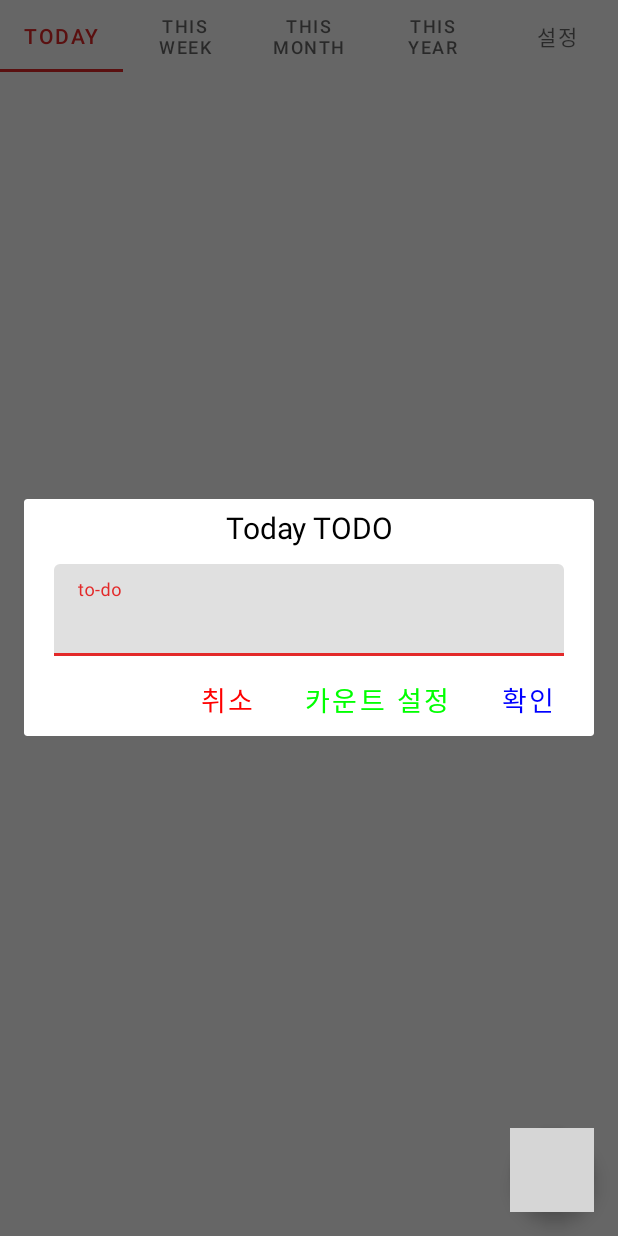
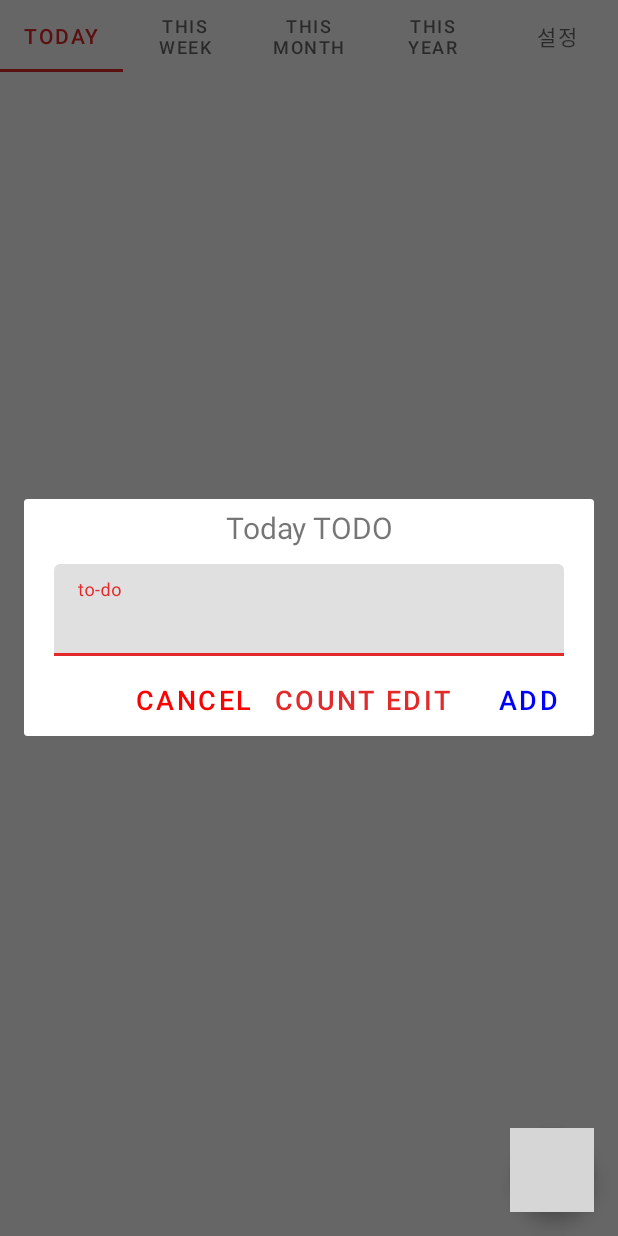
Before and after one commit to sojaehong/MyToDo, an Android app: the screen it shows after launch (MainActivity), after a tap on an icon or button, on a phone screen of 412 x 824 dp. Run offline under Robolectric (Android 15) with nearby library versions, the phone set to English and light mode, and no system bars; grey boxes are pictures that could not be loaded.

Commit message:
201109
- 카운터 설정 레이아웃 작업중
- 할일 추가 레이아웃 할일 작성 텍스트뷰 자동 포커스 완료
- 현지화 작업 현재까지 완료

TODO

- 할일 추가, 수정, 삭제 기능
- 할일 리스트 아이템 구성
- 할일 리스트 구성
- 통계
- 작업 진행률

```diff
--- a/app/src/main/java/com/ssostudio/mytodo/dialog/ToDoAddDialog.java
+++ b/app/src/main/java/com/ssostudio/mytodo/dialog/ToDoAddDialog.java
@@ -5,9 +5,11 @@ import android.content.Context;
 import android.view.View;
 import android.view.Window;
 import android.view.WindowManager;
+import android.view.inputmethod.InputMethodManager;
 import android.widget.TextView;
 
 import com.google.android.material.button.MaterialButton;
+import com.google.android.material.textfield.TextInputEditText;
 import com.ssostudio.mytodo.R;
 import com.ssostudio.mytodo.model.ToDoModel;
 
@@ -19,6 +21,7 @@ public class ToDoAddDialog implements View.OnClickListener {
     private int _type;
     private TextView titleTextVIew;
     private MaterialButton cancelBtn, countEditBtn, okBtn;
+    private TextInputEditText todoText;
 
     public ToDoAddDialog(Context context){
         _context = context;
@@ -43,6 +46,17 @@ public class ToDoAddDialog implements View.OnClickListener {
 
         okBtn = _dialog.findViewById(R.id.ok_button);
         okBtn.setOnClickListener(this);
+
+        todoText = _dialog.findViewById(R.id.to_do_text);
+        todoText.post(new Runnable() {
+            @Override
+            public void run() {
+                todoText.setFocusableInTouchMode(true);
+                todoText.requestFocus();
+                InputMethodManager imm = (InputMethodManager)_context.getSystemService(Context.INPUT_METHOD_SERVICE);
+                imm.showSoftInput(todoText, 0);
+            }
+        });
 
         countEditBtn = _dialog.findViewById(R.id.count_edit_button);
         countEditBtn.setOnClickListener(this);
--- a/app/src/main/res/layout/dialog_to_do_add.xml
+++ b/app/src/main/res/layout/dialog_to_do_add.xml
@@ -19,8 +19,6 @@
                 android:layout_height="wrap_content"
                 android:layout_margin="5dp"
                 android:gravity="center"
-                android:text="먼디"
-                android:textColor="@color/black"
                 android:textSize="20dp" />
 
         </LinearLayout>
@@ -43,6 +41,8 @@
                     android:id="@+id/to_do_text"
                     android:layout_width="match_parent"
                     android:layout_height="wrap_content"
+                    android:focusable="true"
+                    android:focusableInTouchMode="true"
                     android:textSize="20dp" />
 
             </com.google.android.material.textfield.TextInputLayout>
@@ -61,7 +61,7 @@
                 style="@style/Widget.MaterialComponents.Button.TextButton"
                 android:layout_width="wrap_content"
                 android:layout_height="wrap_content"
-                android:text="취소"
+                android:text="@string/cancel"
                 android:textColor="@color/red"
                 android:textSize="18dp" />
 
@@ -70,8 +70,7 @@
                 style="@style/Widget.MaterialComponents.Button.TextButton"
                 android:layout_width="wrap_content"
                 android:layout_height="wrap_content"
-                android:text="카운트 설정"
-                android:textColor="@color/green"
+                android:text="@string/count_edit"
                 android:textSize="18dp" />
 
             <com.google.android.material.button.MaterialButton
@@ -79,7 +78,7 @@
                 style="@style/Widget.MaterialComponents.Button.TextButton"
                 android:layout_width="wrap_content"
                 android:layout_height="wrap_content"
-                android:text="확인"
+                android:text="@string/add"
                 android:textColor="@color/blue"
                 android:textSize="18dp" />
 
--- a/app/src/main/res/values/strings.xml
+++ b/app/src/main/res/values/strings.xml
@@ -9,4 +9,7 @@
     <string name="this_month">This month</string>
     <string name="this_year">This Year</string>
     <string name="todo">TODO</string>
+    <string name="cancel">Cancel</string>
+    <string name="add">Add</string>
+    <string name="count_edit">Count edit</string>
 </resources>
```
Also changed, not shown: 3 other files.
